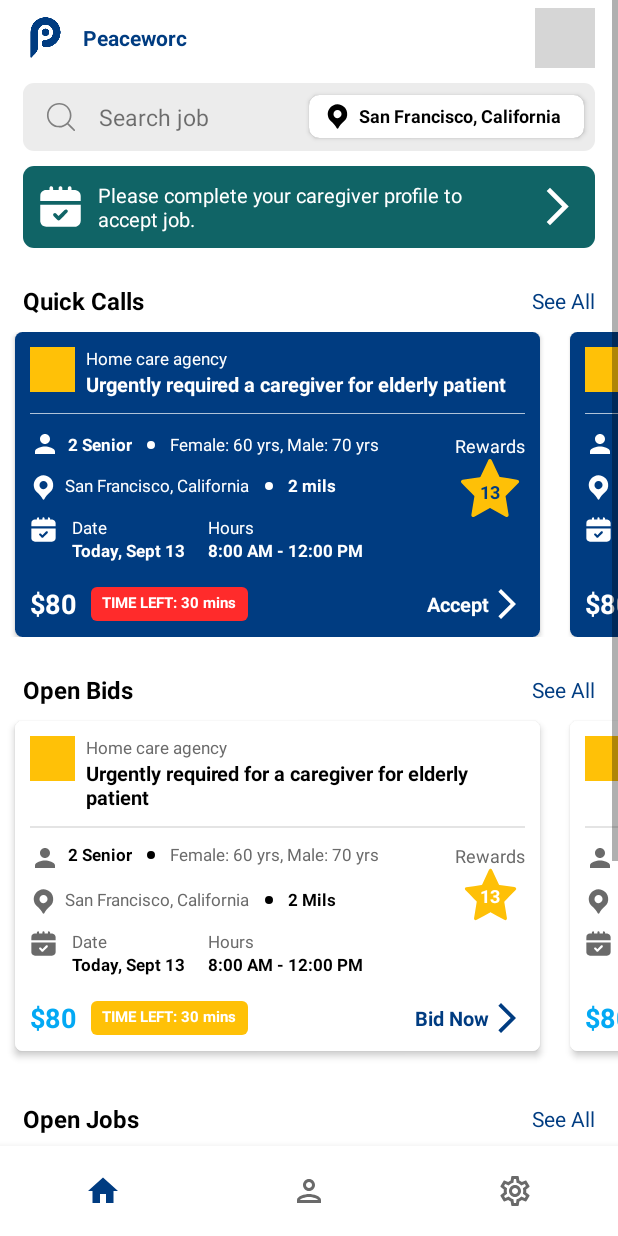
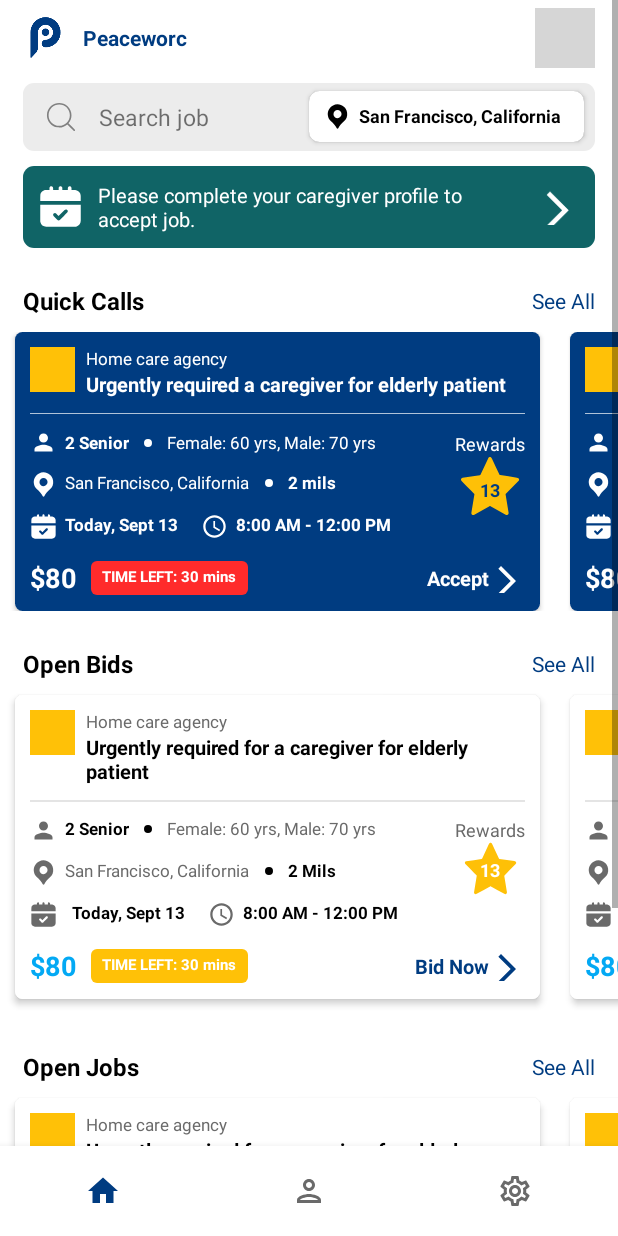
Before and after one commit to subhraji/caregiver-phase-2, an Android app: the DashboardFragment screen opened directly, with no data from a screen before it, on a phone screen of 412 x 824 dp. Run offline under Robolectric (Android 15) with nearby library versions, the phone set to English and light mode, and no system bars; our stand-ins replace CircleImageView, navigation-ui; pictures from the network do not load; grey boxes are pictures that could not be loaded.

Commit message:
ui design and fixes-2 : 21-10-2022

```diff
--- a/app/src/main/res/drawable/ic_baseline_arrow_forward_ios_24.xml
+++ b/app/src/main/res/drawable/ic_baseline_arrow_forward_ios_24.xml
@@ -1,5 +1,5 @@
-<vector android:autoMirrored="true" android:height="24dp"
-    android:tint="#000000" android:viewportHeight="24"
+<vector android:autoMirrored="true" android:height="20dp"
+    android:tint="#000000" android:viewportHeight="20"
     android:viewportWidth="24" android:width="24dp" xmlns:android="http://schemas.android.com/apk/res/android">
     <path android:fillColor="@android:color/white" android:pathData="M6.23,20.23l1.77,1.77l10,-10l-10,-10l-1.77,1.77l8.23,8.23z"/>
 </vector>
--- a/app/src/main/res/layout/fragment_dashboard.xml
+++ b/app/src/main/res/layout/fragment_dashboard.xml
@@ -86,9 +86,9 @@
                         android:layout_height="wrap_content"
                         android:orientation="horizontal"
                         android:paddingStart="10dp"
-                        android:paddingTop="5dp"
+                        android:paddingTop="8dp"
                         android:paddingEnd="15dp"
-                        android:paddingBottom="5dp">
+                        android:paddingBottom="8dp">
 
                         <ImageView
                             android:layout_width="18dp"
--- a/app/src/main/res/layout/open_bids_item_layout.xml
+++ b/app/src/main/res/layout/open_bids_item_layout.xml
@@ -59,8 +59,8 @@
             android:layout_marginEnd="10dp"/>
         <ImageView
             android:id="@+id/person_img"
-            android:layout_width="20dp"
-            android:layout_height="20dp"
+            android:layout_width="18dp"
+            android:layout_height="18dp"
             app:layout_constraintTop_toBottomOf="@+id/view_1"
             app:layout_constraintStart_toStartOf="@+id/agency_logo_img_view"
             android:src="@drawable/ic_baseline_person_24"
@@ -187,51 +187,42 @@
             android:id="@+id/date_htv"
             android:layout_width="wrap_content"
             android:layout_height="wrap_content"
-            android:text="Date"
-            android:textColor="@color/text_grey"
+            android:text="Today, Sept 13"
             android:textSize="11sp"
+            android:textColor="@color/black"
+            android:textStyle="bold"
             app:layout_constraintTop_toTopOf="@+id/job_bag_img"
             app:layout_constraintStart_toEndOf="@+id/job_bag_img"
             android:layout_marginStart="10dp"
             />
-        <TextView
-            android:id="@+id/date_tv"
-            android:layout_width="wrap_content"
-            android:layout_height="wrap_content"
-            android:text="Today, Sept 13"
-            android:textSize="11sp"
-            android:textColor="@color/black"
-            android:textStyle="bold"
-            app:layout_constraintTop_toBottomOf="@+id/date_htv"
-            app:layout_constraintStart_toStartOf="@+id/date_htv"/>
+
+        <ImageView
+            android:id="@+id/clock_icon"
+            android:layout_width="18dp"
+            android:layout_height="18dp"
+            app:tint="@color/text_grey"
+            android:src="@drawable/ic_baseline_access_time_24"
+            app:layout_constraintTop_toTopOf="@+id/job_bag_img"
+            app:layout_constraintStart_toEndOf="@+id/date_htv"
+            android:layout_marginStart="15dp"/>
+
         <TextView
             android:id="@+id/hour_htv"
             android:layout_width="wrap_content"
-            android:layout_height="wrap_content"
-            android:text="Hours"
-            android:textColor="@color/text_grey"
-            android:textSize="11sp"
-            app:layout_constraintTop_toTopOf="@+id/job_bag_img"
-            app:layout_constraintStart_toEndOf="@+id/date_tv"
-            android:layout_marginStart="15dp"/>
-        <TextView
-            android:id="@+id/hour_tv"
-            android:layout_width="0dp"
             android:layout_height="wrap_content"
             android:text="8:00 AM - 12:00 PM"
             android:textSize="11sp"
             android:textColor="@color/black"
             android:textStyle="bold"
-            app:layout_constraintTop_toBottomOf="@+id/hour_htv"
-            app:layout_constraintStart_toStartOf="@+id/hour_htv"
-            app:layout_constraintEnd_toEndOf="parent"
-            android:layout_marginEnd="10dp"/>
+            app:layout_constraintTop_toTopOf="@+id/job_bag_img"
+            app:layout_constraintStart_toEndOf="@+id/clock_icon"
+            android:layout_marginStart="5dp"/>
         <TextView
             android:id="@+id/price_tv"
             android:layout_width="wrap_content"
             android:layout_height="wrap_content"
             app:layout_constraintStart_toStartOf="@+id/person_img"
-            app:layout_constraintTop_toBottomOf="@+id/hour_tv"
+            app:layout_constraintTop_toBottomOf="@+id/hour_htv"
             android:text="$80"
             android:textSize="18sp"
             android:textColor="#03A9F4"
--- a/app/src/main/res/layout/quick_calls_item_layout.xml
+++ b/app/src/main/res/layout/quick_calls_item_layout.xml
@@ -59,8 +59,8 @@
             android:layout_marginEnd="10dp"/>
         <ImageView
             android:id="@+id/person_img"
-            android:layout_width="20dp"
-            android:layout_height="20dp"
+            android:layout_width="18dp"
+            android:layout_height="18dp"
             app:layout_constraintTop_toBottomOf="@+id/view_1"
             app:layout_constraintStart_toStartOf="@+id/agency_logo_img_view"
             android:src="@drawable/ic_baseline_person_24"
@@ -189,45 +189,35 @@
             android:id="@+id/date_htv"
             android:layout_width="wrap_content"
             android:layout_height="wrap_content"
-            android:text="Date"
-            android:textColor="@color/white"
-            android:textSize="11sp"
-            app:layout_constraintTop_toTopOf="@+id/job_bag_img"
-            app:layout_constraintStart_toEndOf="@+id/job_bag_img"
-            android:layout_marginStart="10dp"
-            />
-        <TextView
-            android:id="@+id/date_tv"
-            android:layout_width="wrap_content"
-            android:layout_height="wrap_content"
             android:text="Today, Sept 13"
             android:textSize="11sp"
             android:textColor="@color/white"
             android:textStyle="bold"
-            app:layout_constraintTop_toBottomOf="@+id/date_htv"
-            app:layout_constraintStart_toStartOf="@+id/date_htv"/>
-        <TextView
-            android:id="@+id/hour_htv"
-            android:layout_width="wrap_content"
-            android:layout_height="wrap_content"
-            android:text="Hours"
-            android:textColor="@color/white"
-            android:textSize="11sp"
             app:layout_constraintTop_toTopOf="@+id/job_bag_img"
-            app:layout_constraintStart_toEndOf="@+id/date_tv"
-            android:layout_marginStart="15dp"/>
+            app:layout_constraintStart_toEndOf="@+id/job_bag_img"
+            android:layout_marginStart="5dp"
+            />
+        <ImageView
+            android:id="@+id/clock_icon"
+            android:layout_width="18dp"
+            android:layout_height="18dp"
+            android:src="@drawable/ic_baseline_access_time_24"
+            app:layout_constraintTop_toTopOf="@+id/job_bag_img"
+            app:layout_constraintStart_toEndOf="@+id/date_htv"
+            android:layout_marginStart="15dp"
+            app:tint="@color/white"/>
+
         <TextView
             android:id="@+id/hour_tv"
-            android:layout_width="0dp"
+            android:layout_width="wrap_content"
             android:layout_height="wrap_content"
             android:text="8:00 AM - 12:00 PM"
             android:textSize="11sp"
             android:textColor="@color/white"
             android:textStyle="bold"
-            app:layout_constraintTop_toBottomOf="@+id/hour_htv"
-            app:layout_constraintStart_toStartOf="@+id/hour_htv"
-            app:layout_constraintEnd_toEndOf="parent"
-            android:layout_marginEnd="10dp"/>
+            app:layout_constraintTop_toTopOf="@+id/job_bag_img"
+            app:layout_constraintStart_toEndOf="@+id/clock_icon"
+            android:layout_marginStart="5dp"/>
         <TextView
             android:id="@+id/price_tv"
             android:layout_width="wrap_content"
```
